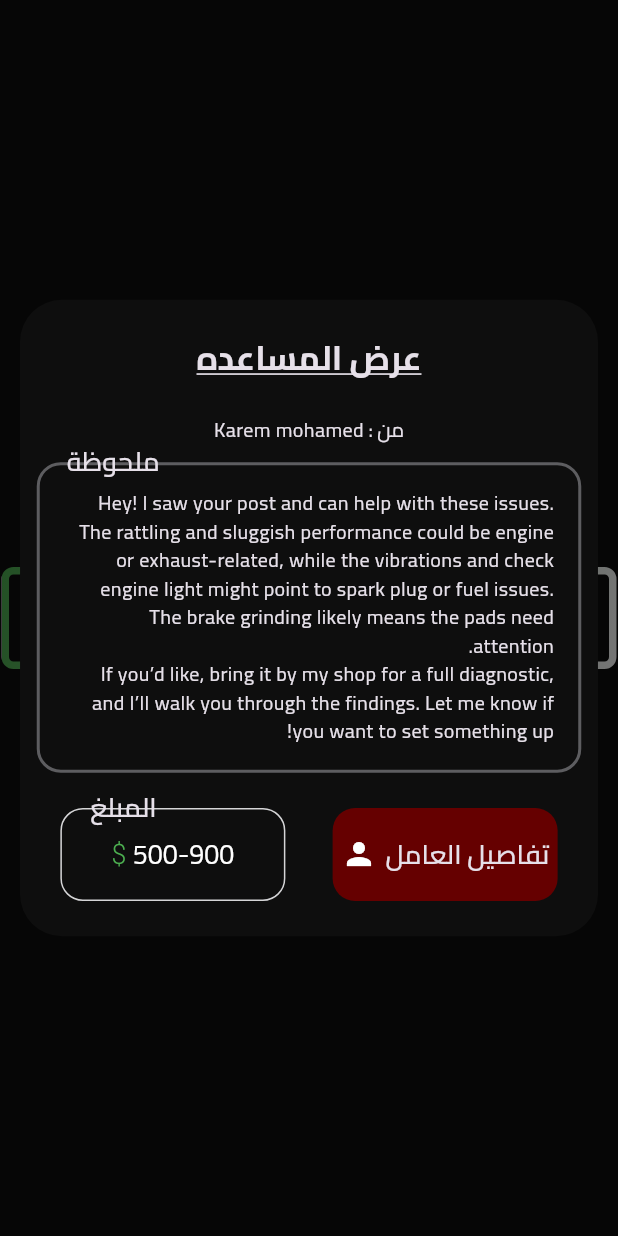
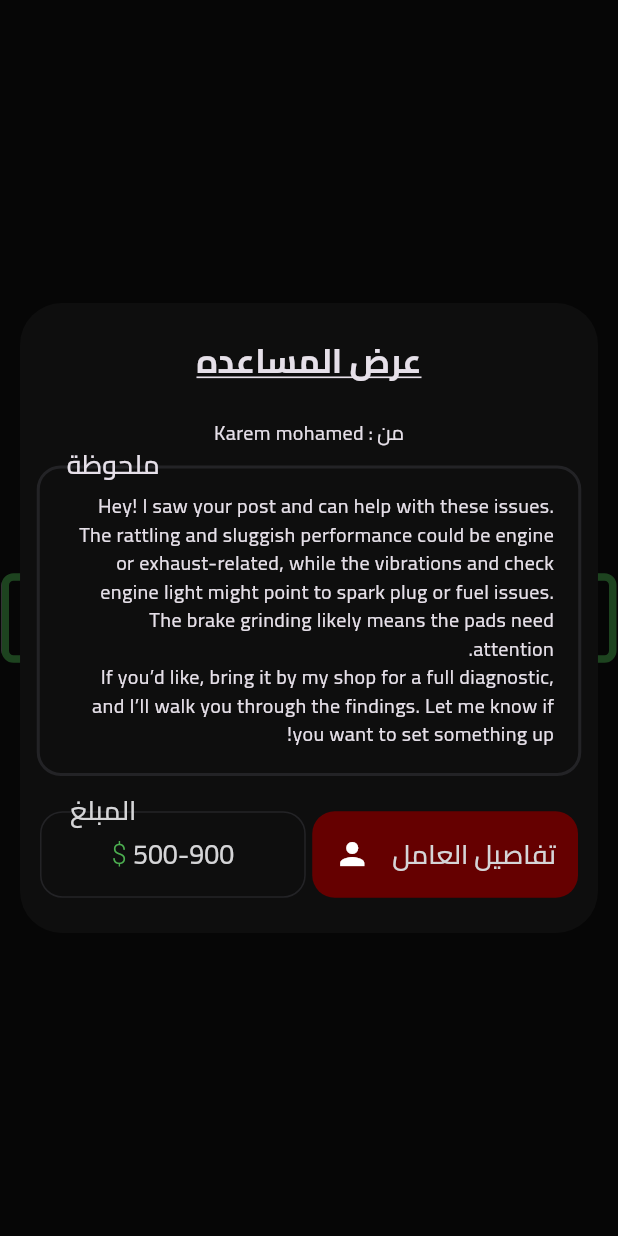
Before and after one commit to CarMate95/care_mate, a Flutter app: the CustomOfferHelp widget shown alone on an empty page, opened directly, after a tap on "عرض المساعده", on a phone screen of 412 x 824 dp. Run offline on Flutter 3.47's test engine with Material 3 defaults, Android fonts, the phone set to English and light mode, and no system bars; our stand-ins replace cached_network_image, dartz, dio, easy_localization, firebase_core, flutter_bloc and 9 more; accounts and stored records are empty; project files that could hold a hidden picture were left out.

Commit message:
some changes in UI

```diff
--- a/lib/features/repair/presentation/pages/create_post_screen.dart
+++ b/lib/features/repair/presentation/pages/create_post_screen.dart
@@ -78,10 +78,7 @@ class _CreatePostScreenState extends State<CreatePostScreen> {
                   children: [
                     CustomText(
                       text: 'عبد الرحمن فوزي',
-                      style: getMediumStyle(
-                              color: context.isDarkMode
-                                  ? ColorManager.white
-                                  : ColorManager.black)
+                      style: getMediumStyle(color: context.secondaryColor)
                           .copyWith(fontWeight: FontWeight.w400),
                     ),
                     CustomText(
--- a/lib/features/repair/presentation/widgets/customAlertDialog.dart
+++ b/lib/features/repair/presentation/widgets/customAlertDialog.dart
@@ -1,6 +1,7 @@
 import 'package:car_mate/config/themes/color_manager.dart';
 import 'package:car_mate/config/themes/text_manager.dart';
 import 'package:car_mate/config/themes/text_style.dart';
+import 'package:car_mate/core/utils/extensions/theme_extension.dart';
 import 'package:car_mate/core/utils/functions/spacing.dart';
 import 'package:car_mate/core/utils/widgets/custom_alert_dialog.dart';
 import 'package:car_mate/core/utils/widgets/custom_text.dart';
@@ -8,6 +9,7 @@ import 'package:easy_localization/easy_localization.dart';
 import 'package:flutter/material.dart';
 
 void showAlertDialogToUser(BuildContext context) {
+  var mediaQuery = MediaQuery.of(context).size;
   showCustomAlertDialog(
     context: context,
     title: TextManager.offerhelp,
@@ -27,7 +29,7 @@ void showAlertDialogToUser(BuildContext context) {
                       borderRadius: BorderRadius.circular(16),
                       border: Border.all(
                         width: 2,
-                        color: ColorManager.grey,
+                        color: context.tertiaryColor,
                       ),
                     ),
                     child: Text(
@@ -43,16 +45,20 @@ If you’d like, bring it by my shop for a full diagnostic, and I’ll walk you
                       GestureDetector(
                         onTap: () {},
                         child: Container(
-                          width: 150,
-                          height: 62,
+                          width: mediaQuery.width * 0.43,
+                          height: mediaQuery.height * 0.07,
                           decoration: BoxDecoration(
                               borderRadius: BorderRadius.circular(15),
                               color: ColorManager.primaryColor),
-                          child: const Row(
+                          child: Row(
                             mainAxisAlignment: MainAxisAlignment.spaceEvenly,
                             children: [
-                              CustomText(text: TextManager.workerDetails),
-                              Icon(Icons.person)
+                              CustomText(
+                                text: TextManager.workerDetails,
+                                style: getMediumStyle(
+                                    color: context.secondaryColor),
+                              ),
+                              const Icon(Icons.person)
                             ],
                           ),
                         ),
@@ -61,20 +67,23 @@ If you’d like, bring it by my shop for a full diagnostic, and I’ll walk you
                         clipBehavior: Clip.none,
                         children: [
                           Container(
-                            width: 150,
-                            height: 62,
+                            width: mediaQuery.width * 0.43,
+                            height: mediaQuery.height * 0.07,
                             decoration: BoxDecoration(
                                 borderRadius: BorderRadius.circular(15),
                                 border:
-                                    Border.all(color: ColorManager.lightGrey),
+                                    Border.all(color: context.tertiaryColor),
                                 color: ColorManager.transparent),
                             child: Center(
                               child: RichText(
                                 text: TextSpan(
                                   style: getLightStyle(fontSize: 16),
-                                  children: const [
-                                    TextSpan(text: "500-900"),
+                                  children: [
                                     TextSpan(
+                                        text: "500-900",
+                                        style: getMediumStyle(
+                                            color: context.secondaryColor)),
+                                    const TextSpan(
                                         text: " \$",
                                         style: TextStyle(color: Colors.green)),
                                   ],
@@ -86,7 +95,8 @@ If you’d like, bring it by my shop for a full diagnostic, and I’ll walk you
                             top: -13,
                             left: 20,
                             child: Text(TextManager.cash.tr(),
-                                style: getMediumStyle()),
+                                style: getMediumStyle(
+                                    color: context.secondaryColor)),
                           ),
                         ],
                       ),
--- a/lib/features/repair/presentation/widgets/custom_offer_help.dart
+++ b/lib/features/repair/presentation/widgets/custom_offer_help.dart
@@ -8,12 +8,13 @@ class CustomOfferHelp extends StatelessWidget {
   final void Function()? onTap;
   @override
   Widget build(BuildContext context) {
+    var mediaQuery = MediaQuery.of(context).size;
     return Center(
       child: InkWell(
         onTap: onTap,
         child: Container(
           width: double.infinity,
-          height: 70,
+          height: mediaQuery.height * 0.075,
           decoration: BoxDecoration(
             color: ColorManager.transparent,
             borderRadius: BorderRadius.circular(20),
@@ -24,7 +25,7 @@ class CustomOfferHelp extends StatelessWidget {
           child: ShaderMask(
             shaderCallback: (Rect bounds) {
               return const LinearGradient(
-                colors: [Colors.green, Colors.white],
+                colors: [Colors.green, Colors.green],
                 begin: Alignment.topLeft,
                 end: Alignment.bottomRight,
               ).createShader(bounds);
@@ -33,15 +34,13 @@ class CustomOfferHelp extends StatelessWidget {
               decoration: BoxDecoration(
                 color: ColorManager.transparent,
                 borderRadius: BorderRadius.circular(8),
-                border: Border.all(
-                  width: 5,
-                  color: Colors.white,
-                ),
+                border: Border.all(width: 5, color: ColorManager.white),
               ),
               child: Center(
                 child: Text(
                   TextManager.offerhelp.tr(),
-                  style: const TextStyle(color: Colors.white, fontSize: 20),
+                  style:
+                      const TextStyle(color: ColorManager.white, fontSize: 20),
                 ),
               ),
             ),
--- a/lib/features/repair/presentation/widgets/request_detailsbody.dart
+++ b/lib/features/repair/presentation/widgets/request_detailsbody.dart
@@ -34,9 +34,7 @@ class RequestDetailsBody extends StatelessWidget {
                   onTap: () {},
                   child: SvgPicture.asset(
                     AssetsManager.settingsIcon,
-                    color: context.isDarkMode
-                        ? ColorManager.lightGrey
-                        : Colors.black,
+                    color: context.secondaryColor,
                   ),
                 ),
               ),
--- a/lib/my_app.dart
+++ b/lib/my_app.dart
@@ -34,7 +34,7 @@ class MyApp extends StatelessWidget {
                 darkTheme: AppTheme.dark,
                 themeMode: ThemeCubit.themeMode,
                 navigatorKey: RouteManager.navigatorKey,
-                initialRoute: PageName.newPasswordScreen,
+                initialRoute: PageName.layoutScreen,
                 onGenerateRoute: RouteManager.onGenerateRoute,
               );
             },
--- a/pubspec.yaml
+++ b/pubspec.yaml
@@ -28,7 +28,6 @@ dependencies:
   pinput: ^5.0.0
   pretty_dio_logger: ^1.3.1
   shared_preferences: ^2.2.3
-  animated_custom_dropdown: ^3.1.1
   image_picker: ^1.1.2
 
 dev_dependencies:
```
Also changed, not shown: lib/features/repair/presentation/widgets/custom_alert_dialog_to_mechanic.dart (+21 -10 lines), lib/features/repair/presentation/widgets/request_body.dart (+2 -6 lines).
